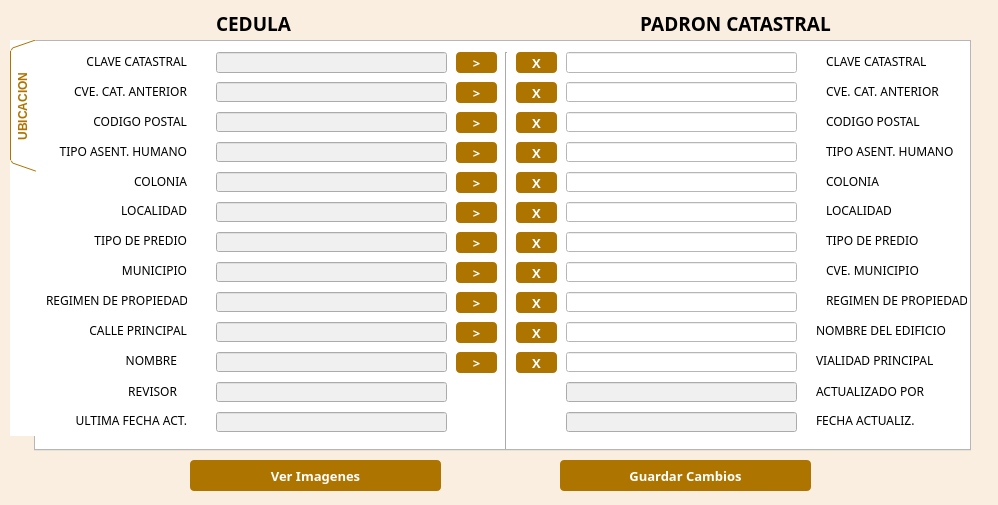
This is master/funciones/revisioncampo/CedulaPadron_dialog_base.ui in dignacio/python as Qt 5 draws it before an edit. The edited form follows.
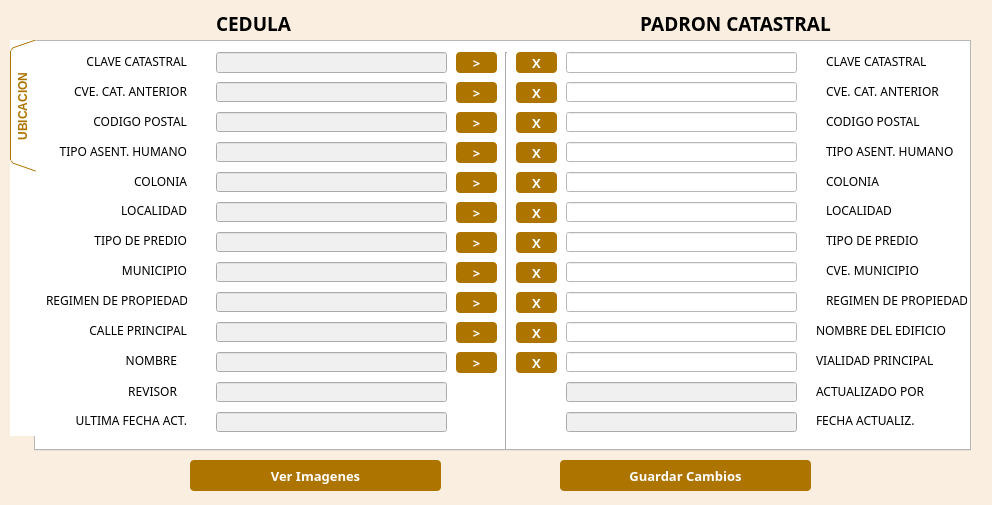
This is the edited form.

```diff
--- a/master/funciones/revisioncampo/CedulaPadron_dialog_base.ui
+++ b/master/funciones/revisioncampo/CedulaPadron_dialog_base.ui
@@ -6,10 +6,22 @@
    <rect>
     <x>0</x>
     <y>0</y>
-    <width>998</width>
+    <width>992</width>
     <height>505</height>
    </rect>
   </property>
+  <property name="minimumSize">
+   <size>
+    <width>991</width>
+    <height>505</height>
+   </size>
+  </property>
+  <property name="maximumSize">
+   <size>
+    <width>992</width>
+    <height>505</height>
+   </size>
+  </property>
   <property name="windowTitle">
    <string>CedulaPadron</string>
   </property>
```
